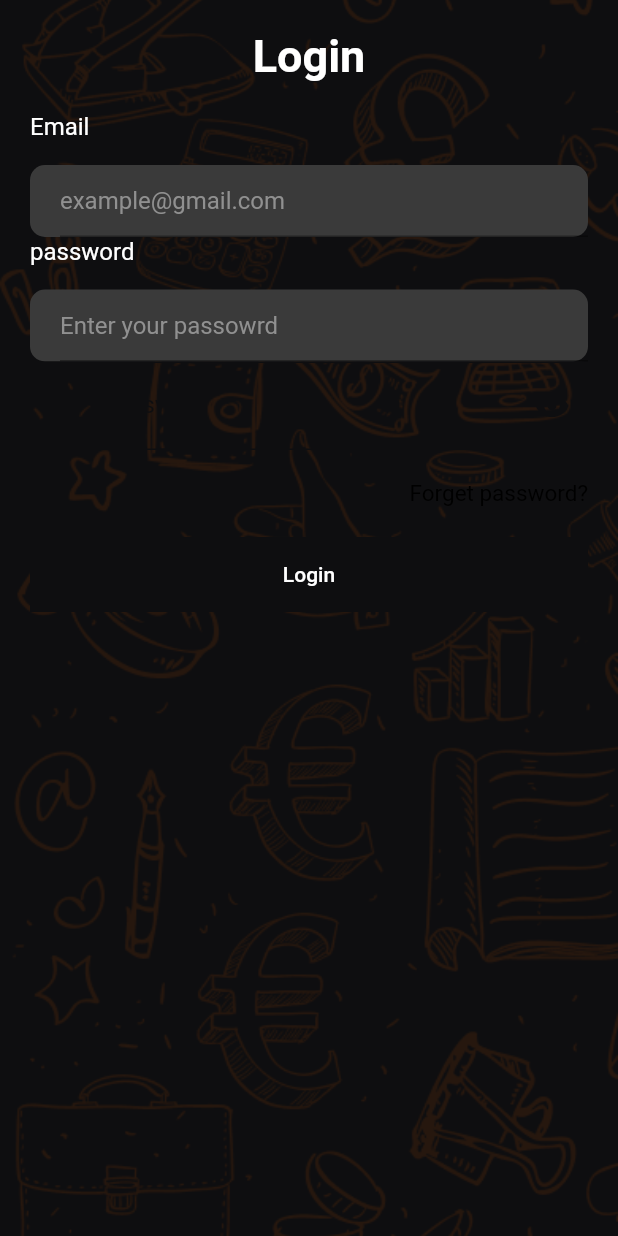
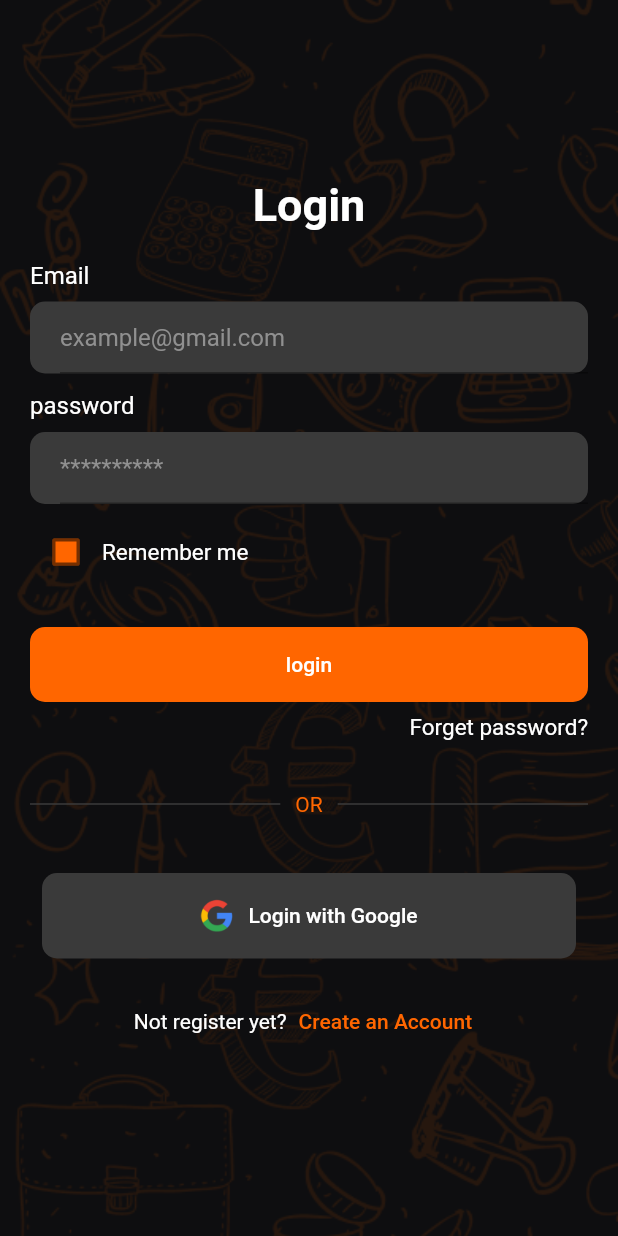
Before and after one commit to abdelhady-Nabil/orange_app, a Flutter app: the LoginScreen screen opened directly, on a phone screen of 412 x 824 dp. Run offline on Flutter 3.47's test engine with Material 2 defaults, Android fonts, the phone set to English and light mode, and no system bars.

Commit message:
new commit

```diff
--- a/lib/main.dart
+++ b/lib/main.dart
@@ -1,5 +1,6 @@
 import 'package:flutter/material.dart';
 import 'package:orange_project/screens/login_scrrrn.dart';
+import 'package:orange_project/screens/register_screen.dart';
 import 'package:orange_project/screens/splash_screen.dart';
 
 void main() {
@@ -18,7 +19,7 @@ class _MyAppState extends State<MyApp> {
   Widget build(BuildContext context) {
     return MaterialApp(
       debugShowCheckedModeBanner: false,
-      home: LoginScreen(),
+      home: RegisterScreen(),
     );
   }
 }
--- a/lib/screens/login_scrrrn.dart
+++ b/lib/screens/login_scrrrn.dart
@@ -1,16 +1,20 @@
 import 'package:flutter/material.dart';
 
 import '../constant/constant.dart';
+import '../widget/custom_button.dart';
 import '../widget/custom_form_field.dart';
 
 class LoginScreen extends StatefulWidget {
   const LoginScreen({Key? key}) : super(key: key);
+
+
 
   @override
   State<LoginScreen> createState() => _LoginScreenState();
 }
 
 class _LoginScreenState extends State<LoginScreen> {
+  bool isChecked = false;
   @override
   Widget build(BuildContext context) {
     return Scaffold(
@@ -21,12 +25,14 @@ class _LoginScreenState extends State<LoginScreen> {
             height: double.infinity,
             child: Image.asset('assets/images/Splash1.png',fit: BoxFit.cover,),
           ),
-          Padding(
+          Center(
+            child: SingleChildScrollView(
+              child: Padding(
                 padding: const EdgeInsets.all(20.0),
                 child: Column(
                   crossAxisAlignment: CrossAxisAlignment.start,
                   children: [
-                Center(
+                    const Center(
                       child:  Text('Login',style: TextStyle(
                           fontSize: 30,
                           color: Colors.white,
@@ -40,60 +46,128 @@ class _LoginScreenState extends State<LoginScreen> {
                       title: 'Email',
                       hint: 'example@gmail.com',
                     ),
-
+                    const SizedBox(
+                      height: 12,
+                    ),
                     const CustomFormField(
                       title: 'password',
-                  hint: 'Enter your passowrd',
+                      hint: '**********',
                     ),
-                TextFormField(
-                  obscureText: true,
-                  decoration: const InputDecoration(
-                    label:Text('Password',style: TextStyle(color: primaryColor),),
-                    enabledBorder: OutlineInputBorder(
-                        borderSide: BorderSide(color: primaryColor)
+
+                    const SizedBox(
+                      height: 8,
                     ),
-                    focusedBorder: OutlineInputBorder(
-                        borderSide: BorderSide(color: primaryColor)
+                    Container(
+                      alignment: Alignment.topLeft,
+                      child: Row(
+                        children:  [
+                          Checkbox(
+                              value: isChecked,
+                              fillColor: MaterialStateColor.resolveWith((states) => secondColor),
+                              onChanged: (value){
+                            setState(() {
+                              isChecked=value!;
+                            });
+
+                          }),
+                          const Text('Remember me',style: TextStyle(
+                            fontSize: 15,
+                            color: Colors.white,
+
+                          ),),
+                        ],
                       ),
-                    // border: OutlineInputBorder(),
-                    prefixIcon: Icon(Icons.lock,color: primaryColor,),
-                    suffixIcon: Icon(Icons.remove_red_eye,color: primaryColor,),
-
-                  ),
-                  cursorColor: primaryColor,
-                  // onChanged: (value){
-                  //   password=value;
-                  // },
                     ),
                     const SizedBox(
-                  height: 20,
+                      height: 26,
+                    ),
+                    CustomButton(
+                      title: 'login',
+                    ),
+                    const SizedBox(
+                      height: 8,
                     ),
                     Container(
                       alignment: Alignment.topRight,
                       child: const Text('Forget password?',style: TextStyle(
                         fontSize: 15,
-                    color: Colors.black,
+                        color: Colors.white,
 
                       ),),
                     ),
                     const SizedBox(
+                      height: 24,
+                    ),
+                    Row(
+                      mainAxisAlignment: MainAxisAlignment.spaceBetween,
+                      children: [
+                        Expanded(
+                          child: Container(
+                            height: 1,
+                            color: thirdColor,
+                          ),
+                        ),
+                        const Padding(
+                          padding: EdgeInsets.all(10.0),
+                          child: Text('OR',style: TextStyle(color:secondColor),),
+                        ),
+                        Expanded(
+                          child: Container(
+                            height: 1,
+                            color: thirdColor,
+                          ),
+                        ),
+
+                      ],
+                    ),
+                    const SizedBox(
                       height: 20,
                     ),
+                    TextButton(
+                      onPressed: (){},
+                      child: Container(
+                        width: double.infinity,
+                        height: 57,
+                        decoration: BoxDecoration(
+                            color: thirdColor,
+                            borderRadius: BorderRadius.circular(10)
+                        ),
+                        child: Row(
+                          mainAxisAlignment: MainAxisAlignment.center,
+                          children:  [
                            Container(
-                  width: double.infinity,
-                  height:50,
-                  color: primaryColor,
-                  child: TextButton(
-                    onPressed: (){},
-                    child: const Text('Login',style: TextStyle(
-                        color: Colors.white
-                    ),),
+                             width: 22,
+                             height: 22,
+                             child: Image.asset('assets/images/google.png'),
+
+                           ),
+                            const SizedBox(
+                              width: 10,
+                            ),
+                            const Text('Login with Google',style: TextStyle(color: Colors.white),)
+                          ],
+                        ),
                       ),
                     ),
                     const SizedBox(
-                  height: 40,
+                      height: 10,
                     ),
+                    Row(
+                      mainAxisAlignment: MainAxisAlignment.center,
+                      children:  [
+                        const Text('Not register yet?',style: TextStyle(
+                          color: Colors.white
+                        ),),
+                        TextButton(onPressed: (){}, child: const Text('Create an Account',style: TextStyle(color: secondColor),))
                       ],
+                    ),
+
+
+
+
+                  ],
+                ),
+              ),
             ),
           ),
         ],
--- /dev/null
+++ b/lib/widget/custom_button.dart
@@ -0,0 +1,28 @@
+import 'package:flutter/material.dart';
+
+import '../constant/constant.dart';
+class CustomButton extends StatelessWidget {
+  final String title;
+  CustomButton({
+    required this.title
+});
+
+  @override
+  Widget build(BuildContext context) {
+    return  Container(
+      width: double.infinity,
+      height:50,
+
+      decoration: BoxDecoration(
+          color: secondColor,
+          borderRadius: BorderRadius.circular(10)
+      ),
+      child: TextButton(
+        onPressed: (){},
+        child:  Text(title,style: const TextStyle(
+          color: Colors.white,
+        ),),
+      ),
+    );
+  }
+}
--- a/lib/widget/custom_form_field.dart
+++ b/lib/widget/custom_form_field.dart
@@ -16,12 +16,11 @@ class CustomFormField extends StatelessWidget {
           color: Colors.white,
         ),),
         const SizedBox(
-          height: 16,
+          height: 8,
         ),
         Container(
           decoration: BoxDecoration(
               color: thirdColor,
-
               borderRadius: BorderRadius.circular(10)
           ),
           child: Padding(
```
Also changed, not shown: lib/screens/register_screen.dart (added, +124 -0 lines), assets/images/google.png (added). Lines whose indentation alone changed are shown as unchanged.
